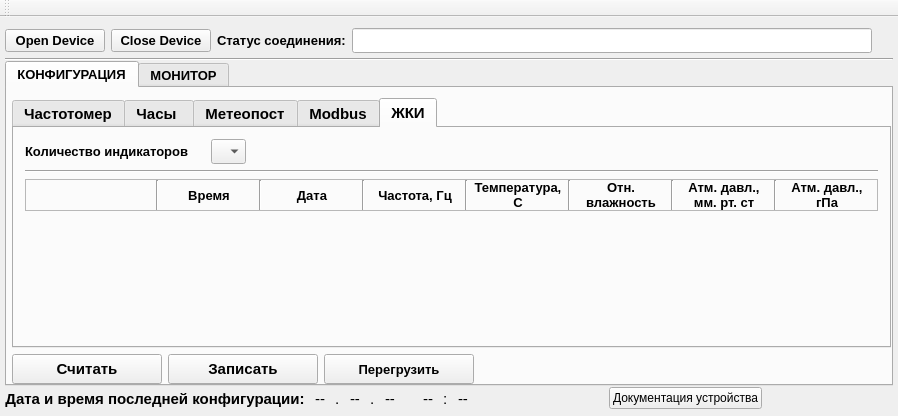
Before: the Qt Designer form informPConfigurator/mainwindow.ui in Goodjamp/informPConfigurator, drawn with Qt 5.
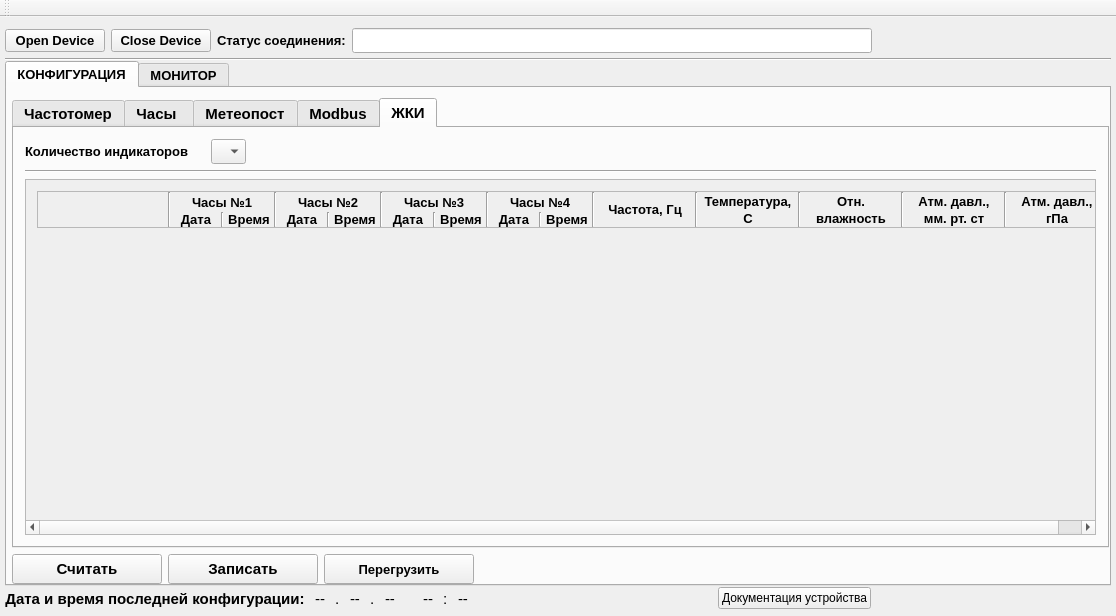
After: the same form once the commit is applied. The open tabs and pages were chosen to show the change.

Patch:
```diff
--- a/informPConfigurator/mainwindow.ui
+++ b/informPConfigurator/mainwindow.ui
@@ -6,8 +6,8 @@
    <rect>
     <x>0</x>
     <y>0</y>
-    <width>898</width>
-    <height>416</height>
+    <width>1116</width>
+    <height>616</height>
    </rect>
   </property>
   <property name="windowTitle">
@@ -1485,14 +1485,29 @@
              </widget>
             </item>
             <item>
-             <widget class="QFrame" name="frameHeadOfLCD">
+             <widget class="QScrollArea" name="scrollAreaLCD">
+              <property name="widgetResizable">
+               <bool>true</bool>
+              </property>
+              <widget class="QWidget" name="scrollAreaWidgetContents_3">
+               <property name="geometry">
+                <rect>
+                 <x>0</x>
+                 <y>0</y>
+                 <width>1149</width>
+                 <height>319</height>
+                </rect>
+               </property>
+               <layout class="QVBoxLayout" name="verticalLayout_21">
+                <item>
+                 <widget class="QFrame" name="frameHeadOfLCD_2">
               <property name="frameShape">
                <enum>QFrame::StyledPanel</enum>
               </property>
               <property name="frameShadow">
                <enum>QFrame::Raised</enum>
               </property>
-              <layout class="QHBoxLayout" name="horizontalLayout_17">
+                  <layout class="QHBoxLayout" name="horizontalLayout_21">
                <property name="spacing">
                 <number>0</number>
                </property>
@@ -1509,7 +1524,7 @@
                 <number>0</number>
                </property>
                <item>
-                <widget class="QLabel" name="label_3">
+                    <widget class="QLabel" name="label_34">
                  <property name="minimumSize">
                   <size>
                    <width>130</width>
@@ -1528,14 +1543,34 @@
                 </widget>
                </item>
                <item>
-                <widget class="Line" name="line_9">
+                    <widget class="Line" name="line_20">
                  <property name="orientation">
                   <enum>Qt::Vertical</enum>
                  </property>
                 </widget>
                </item>
                <item>
-                <widget class="QLabel" name="label_7">
+                    <layout class="QVBoxLayout" name="verticalLayout_10">
+                     <property name="spacing">
+                      <number>0</number>
+                     </property>
+                     <item>
+                      <layout class="QHBoxLayout" name="horizontalLayout_25">
+                       <item>
+                        <spacer name="horizontalSpacer_21">
+                         <property name="orientation">
+                          <enum>Qt::Horizontal</enum>
+                         </property>
+                         <property name="sizeHint" stdset="0">
+                          <size>
+                           <width>40</width>
+                           <height>20</height>
+                          </size>
+                         </property>
+                        </spacer>
+                       </item>
+                       <item>
+                        <widget class="QLabel" name="label_52">
                  <property name="minimumSize">
                   <size>
                    <width>100</width>
@@ -1556,7 +1591,7 @@
                   </font>
                  </property>
                  <property name="text">
-                  <string>Время</string>
+                          <string>Часы №1</string>
                  </property>
                  <property name="alignment">
                   <set>Qt::AlignCenter</set>
@@ -1564,23 +1599,36 @@
                 </widget>
                </item>
                <item>
-                <widget class="Line" name="line_10">
+                        <spacer name="horizontalSpacer_22">
                  <property name="orientation">
-                  <enum>Qt::Vertical</enum>
-                 </property>
-                </widget>
-               </item>
+                          <enum>Qt::Horizontal</enum>
+                         </property>
+                         <property name="sizeHint" stdset="0">
+                          <size>
+                           <width>40</width>
+                           <height>20</height>
+                          </size>
+                         </property>
+                        </spacer>
+                       </item>
+                      </layout>
+                     </item>
                <item>
-                <widget class="QLabel" name="label_9">
+                      <layout class="QHBoxLayout" name="horizontalLayout_26">
+                       <property name="spacing">
+                        <number>0</number>
+                       </property>
+                       <item>
+                        <widget class="QLabel" name="label_53">
                  <property name="minimumSize">
                   <size>
-                   <width>100</width>
+                           <width>50</width>
                    <height>0</height>
                   </size>
                  </property>
                  <property name="maximumSize">
                   <size>
-                   <width>100</width>
+                           <width>50</width>
                    <height>16777215</height>
                   </size>
                  </property>
@@ -1600,23 +1648,23 @@
                 </widget>
                </item>
                <item>
-                <widget class="Line" name="line_11">
+                        <widget class="Line" name="line_32">
                  <property name="orientation">
                   <enum>Qt::Vertical</enum>
                  </property>
                 </widget>
                </item>
                <item>
-                <widget class="QLabel" name="label_13">
+                        <widget class="QLabel" name="label_54">
                  <property name="minimumSize">
                   <size>
-                   <width>100</width>
+                           <width>50</width>
                    <height>0</height>
                   </size>
                  </property>
                  <property name="maximumSize">
                   <size>
-                   <width>100</width>
+                           <width>50</width>
                    <height>16777215</height>
                   </size>
                  </property>
@@ -1628,15 +1676,19 @@
                   </font>
                  </property>
                  <property name="text">
-                  <string>Частота, Гц</string>
+                          <string>Время</string>
                  </property>
                  <property name="alignment">
                   <set>Qt::AlignCenter</set>
                  </property>
                 </widget>
                </item>
+                      </layout>
+                     </item>
+                    </layout>
+                   </item>
                <item>
-                <widget class="Line" name="line_14">
+                    <widget class="Line" name="line_13">
                  <property name="orientation">
                   <enum>Qt::Vertical</enum>
                  </property>
@@ -1648,7 +1700,478 @@
                   <number>0</number>
                  </property>
                  <item>
-                  <widget class="QLabel" name="label_15">
+                      <layout class="QHBoxLayout" name="horizontalLayout_27">
+                       <item>
+                        <spacer name="horizontalSpacer_25">
+                         <property name="orientation">
+                          <enum>Qt::Horizontal</enum>
+                         </property>
+                         <property name="sizeHint" stdset="0">
+                          <size>
+                           <width>40</width>
+                           <height>20</height>
+                          </size>
+                         </property>
+                        </spacer>
+                       </item>
+                       <item>
+                        <widget class="QLabel" name="label_55">
+                         <property name="minimumSize">
+                          <size>
+                           <width>100</width>
+                           <height>0</height>
+                          </size>
+                         </property>
+                         <property name="maximumSize">
+                          <size>
+                           <width>100</width>
+                           <height>16777215</height>
+                          </size>
+                         </property>
+                         <property name="font">
+                          <font>
+                           <pointsize>10</pointsize>
+                           <weight>75</weight>
+                           <bold>true</bold>
+                          </font>
+                         </property>
+                         <property name="text">
+                          <string>Часы №2</string>
+                         </property>
+                         <property name="alignment">
+                          <set>Qt::AlignCenter</set>
+                         </property>
+                        </widget>
+                       </item>
+                       <item>
+                        <spacer name="horizontalSpacer_26">
+                         <property name="orientation">
+                          <enum>Qt::Horizontal</enum>
+                         </property>
+                         <property name="sizeHint" stdset="0">
+                          <size>
+                           <width>40</width>
+                           <height>20</height>
+                          </size>
+                         </property>
+                        </spacer>
+                       </item>
+                      </layout>
+                     </item>
+                     <item>
+                      <layout class="QHBoxLayout" name="horizontalLayout_28">
+                       <property name="spacing">
+                        <number>0</number>
+                       </property>
+                       <item>
+                        <widget class="QLabel" name="label_56">
+                         <property name="minimumSize">
+                          <size>
+                           <width>50</width>
+                           <height>0</height>
+                          </size>
+                         </property>
+                         <property name="maximumSize">
+                          <size>
+                           <width>50</width>
+                           <height>16777215</height>
+                          </size>
+                         </property>
+                         <property name="font">
+                          <font>
+                           <pointsize>10</pointsize>
+                           <weight>75</weight>
+                           <bold>true</bold>
+                          </font>
+                         </property>
+                         <property name="text">
+                          <string>Дата</string>
+                         </property>
+                         <property name="alignment">
+                          <set>Qt::AlignCenter</set>
+                         </property>
+                        </widget>
+                       </item>
+                       <item>
+                        <widget class="Line" name="line_33">
+                         <property name="orientation">
+                          <enum>Qt::Vertical</enum>
+                         </property>
+                        </widget>
+                       </item>
+                       <item>
+                        <widget class="QLabel" name="label_57">
+                         <property name="minimumSize">
+                          <size>
+                           <width>50</width>
+                           <height>0</height>
+                          </size>
+                         </property>
+                         <property name="maximumSize">
+                          <size>
+                           <width>50</width>
+                           <height>16777215</height>
+                          </size>
+                         </property>
+                         <property name="font">
+                          <font>
+                           <pointsize>10</pointsize>
+                           <weight>75</weight>
+                           <bold>true</bold>
+                          </font>
+                         </property>
+                         <property name="text">
+                          <string>Время</string>
+                         </property>
+                         <property name="alignment">
+                          <set>Qt::AlignCenter</set>
+                         </property>
+                        </widget>
+                       </item>
+                      </layout>
+                     </item>
+                    </layout>
+                   </item>
+                   <item>
+                    <widget class="Line" name="line_14">
+                     <property name="orientation">
+                      <enum>Qt::Vertical</enum>
+                     </property>
+                    </widget>
+                   </item>
+                   <item>
+                    <layout class="QVBoxLayout" name="verticalLayout_8">
+                     <property name="spacing">
+                      <number>0</number>
+                     </property>
+                     <item>
+                      <layout class="QHBoxLayout" name="horizontalLayout_22">
+                       <item>
+                        <spacer name="horizontalSpacer_9">
+                         <property name="orientation">
+                          <enum>Qt::Horizontal</enum>
+                         </property>
+                         <property name="sizeHint" stdset="0">
+                          <size>
+                           <width>40</width>
+                           <height>20</height>
+                          </size>
+                         </property>
+                        </spacer>
+                       </item>
+                       <item>
+                        <widget class="QLabel" name="label_49">
+                         <property name="minimumSize">
+                          <size>
+                           <width>100</width>
+                           <height>0</height>
+                          </size>
+                         </property>
+                         <property name="maximumSize">
+                          <size>
+                           <width>100</width>
+                           <height>16777215</height>
+                          </size>
+                         </property>
+                         <property name="font">
+                          <font>
+                           <pointsize>10</pointsize>
+                           <weight>75</weight>
+                           <bold>true</bold>
+                          </font>
+                         </property>
+                         <property name="text">
+                          <string>Часы №3</string>
+                         </property>
+                         <property name="alignment">
+                          <set>Qt::AlignCenter</set>
+                         </property>
+                        </widget>
+                       </item>
+                       <item>
+                        <spacer name="horizontalSpacer_18">
+                         <property name="orientation">
+                          <enum>Qt::Horizontal</enum>
+                         </property>
+                         <property name="sizeHint" stdset="0">
+                          <size>
+                           <width>40</width>
+                           <height>20</height>
+                          </size>
+                         </property>
+                        </spacer>
+                       </item>
+                      </layout>
+                     </item>
+                     <item>
+                      <layout class="QHBoxLayout" name="horizontalLayout_17">
+                       <property name="spacing">
+                        <number>0</number>
+                       </property>
+                       <item>
+                        <widget class="QLabel" name="label_47">
+                         <property name="minimumSize">
+                          <size>
+                           <width>50</width>
+                           <height>0</height>
+                          </size>
+                         </property>
+                         <property name="maximumSize">
+                          <size>
+                           <width>50</width>
+                           <height>16777215</height>
+                          </size>
+                         </property>
+                         <property name="font">
+                          <font>
+                           <pointsize>10</pointsize>
+                           <weight>75</weight>
+                           <bold>true</bold>
+                          </font>
+                         </property>
+                         <property name="text">
+                          <string>Дата</string>
+                         </property>
+                         <property name="alignment">
+                          <set>Qt::AlignCenter</set>
+                         </property>
+                        </widget>
+                       </item>
+                       <item>
+                        <widget class="Line" name="line_30">
+                         <property name="orientation">
+                          <enum>Qt::Vertical</enum>
+                         </property>
+                        </widget>
+                       </item>
+                       <item>
+                        <widget class="QLabel" name="label_46">
+                         <property name="minimumSize">
+                          <size>
+                           <width>50</width>
+                           <height>0</height>
+                          </size>
+                         </property>
+                         <property name="maximumSize">
+                          <size>
+                           <width>50</width>
+                           <height>16777215</height>
+                          </size>
+                         </property>
+                         <property name="font">
+                          <font>
+                           <pointsize>10</pointsize>
+                           <weight>75</weight>
+                           <bold>true</bold>
+                          </font>
+                         </property>
+                         <property name="text">
+                          <string>Время</string>
+                         </property>
+                         <property name="alignment">
+                          <set>Qt::AlignCenter</set>
+                         </property>
+                        </widget>
+                       </item>
+                      </layout>
+                     </item>
+                    </layout>
+                   </item>
+                   <item>
+                    <widget class="Line" name="line_34">
+                     <property name="orientation">
+                      <enum>Qt::Vertical</enum>
+                     </property>
+                    </widget>
+                   </item>
+                   <item>
+                    <layout class="QVBoxLayout" name="verticalLayout_9">
+                     <property name="spacing">
+                      <number>0</number>
+                     </property>
+                     <item>
+                      <layout class="QHBoxLayout" name="horizontalLayout_23">
+                       <item>
+                        <spacer name="horizontalSpacer_19">
+                         <property name="orientation">
+                          <enum>Qt::Horizontal</enum>
+                         </property>
+                         <property name="sizeHint" stdset="0">
+                          <size>
+                           <width>40</width>
+                           <height>20</height>
+                          </size>
+                         </property>
+                        </spacer>
+                       </item>
+                       <item>
+                        <widget class="QLabel" name="label_50">
+                         <property name="minimumSize">
+                          <size>
+                           <width>100</width>
+                           <height>0</height>
+                          </size>
+                         </property>
+                         <property name="maximumSize">
+                          <size>
+                           <width>100</width>
+                           <height>16777215</height>
+                          </size>
+                         </property>
+                         <property name="font">
+                          <font>
+                           <pointsize>10</pointsize>
+                           <weight>75</weight>
+                           <bold>true</bold>
+                          </font>
+                         </property>
+                         <property name="text">
+                          <string>Часы №4</string>
+                         </property>
+                         <property name="alignment">
+                          <set>Qt::AlignCenter</set>
+                         </property>
+                        </widget>
+                       </item>
+                       <item>
+                        <spacer name="horizontalSpacer_20">
+                         <property name="orientation">
+                          <enum>Qt::Horizontal</enum>
+                         </property>
+                         <property name="sizeHint" stdset="0">
+                          <size>
+                           <width>40</width>
+                           <height>20</height>
+                          </size>
+                         </property>
+                        </spacer>
+                       </item>
+                      </layout>
+                     </item>
+                     <item>
+                      <layout class="QHBoxLayout" name="horizontalLayout_24">
+                       <property name="spacing">
+                        <number>0</number>
+                       </property>
+                       <item>
+                        <widget class="QLabel" name="label_48">
+                         <property name="minimumSize">
+                          <size>
+                           <width>50</width>
+                           <height>0</height>
+                          </size>
+                         </property>
+                         <property name="maximumSize">
+                          <size>
+                           <width>50</width>
+                           <height>16777215</height>
+                          </size>
+                         </property>
+                         <property name="font">
+                          <font>
+                           <pointsize>10</pointsize>
+                           <weight>75</weight>
+                           <bold>true</bold>
+                          </font>
+                         </property>
+                         <property name="text">
+                          <string>Дата</string>
+                         </property>
+                         <property name="alignment">
+                          <set>Qt::AlignCenter</set>
+                         </property>
+                        </widget>
+                       </item>
+                       <item>
+                        <widget class="Line" name="line_31">
+                         <property name="orientation">
+                          <enum>Qt::Vertical</enum>
+                         </property>
+                        </widget>
+                       </item>
+                       <item>
+                        <widget class="QLabel" name="label_51">
+                         <property name="minimumSize">
+                          <size>
+                           <width>50</width>
+                           <height>0</height>
+                          </size>
+                         </property>
+                         <property name="maximumSize">
+                          <size>
+                           <width>50</width>
+                           <height>16777215</height>
+                          </size>
+                         </property>
+                         <property name="font">
+                          <font>
+                           <pointsize>10</pointsize>
+                           <weight>75</weight>
+                           <bold>true</bold>
+                          </font>
+                         </property>
+                         <property name="text">
+                          <string>Время</string>
+                         </property>
+                         <property name="alignment">
+                          <set>Qt::AlignCenter</set>
+                         </property>
+                        </widget>
+                       </item>
+                      </layout>
+                     </item>
+                    </layout>
+                   </item>
+                   <item>
+                    <widget class="Line" name="line_21">
+                     <property name="orientation">
+                      <enum>Qt::Vertical</enum>
+                     </property>
+                    </widget>
+                   </item>
+                   <item>
+                    <widget class="QLabel" name="label_37">
+                     <property name="minimumSize">
+                      <size>
+                       <width>100</width>
+                       <height>0</height>
+                      </size>
+                     </property>
+                     <property name="maximumSize">
+                      <size>
+                       <width>100</width>
+                       <height>16777215</height>
+                      </size>
+                     </property>
+                     <property name="font">
+                      <font>
+                       <pointsize>10</pointsize>
+                       <weight>75</weight>
+                       <bold>true</bold>
+                      </font>
+                     </property>
+                     <property name="text">
+                      <string>Частота, Гц</string>
+                     </property>
+                     <property name="alignment">
+                      <set>Qt::AlignCenter</set>
+                     </property>
+                    </widget>
+                   </item>
+                   <item>
+                    <widget class="Line" name="line_26">
+                     <property name="orientation">
+                      <enum>Qt::Vertical</enum>
+                     </property>
+                    </widget>
+                   </item>
+                   <item>
+                    <layout class="QVBoxLayout" name="verticalLayout_16">
+                     <property name="spacing">
+                      <number>0</number>
+                     </property>
+                     <item>
+                      <widget class="QLabel" name="label_38">
                    <property name="minimumSize">
                     <size>
                      <width>100</width>
@@ -1677,7 +2200,7 @@
                   </widget>
                  </item>
                  <item>
-                  <widget class="QLabel" name="label_16">
+                      <widget class="QLabel" name="label_39">
                    <property name="minimumSize">
                     <size>
                      <width>100</width>
@@ -1708,19 +2231,19 @@
                 </layout>
                </item>
                <item>
-                <widget class="Line" name="line_15">
+                    <widget class="Line" name="line_27">
                  <property name="orientation">
                   <enum>Qt::Vertical</enum>
                  </property>
                 </widget>
                </item>
                <item>
-                <layout class="QVBoxLayout" name="verticalLayout_9">
+                    <layout class="QVBoxLayout" name="verticalLayout_17">
                  <property name="spacing">
                   <number>0</number>
                  </property>
                  <item>
-                  <widget class="QLabel" name="label_4">
+                      <widget class="QLabel" name="label_40">
                    <property name="minimumSize">
                     <size>
                      <width>100</width>
@@ -1749,7 +2272,7 @@
                   </widget>
                  </item>
                  <item>
-                  <widget class="QLabel" name="label_6">
+                      <widget class="QLabel" name="label_41">
                    <property name="minimumSize">
                     <size>
                      <width>100</width>
@@ -1780,19 +2303,19 @@
                 </layout>
                </item>
                <item>
-                <widget class="Line" name="line_17">
+                    <widget class="Line" name="line_28">
                  <property name="orientation">
                   <enum>Qt::Vertical</enum>
                  </property>
                 </widget>
                </item>
                <item>
-                <layout class="QVBoxLayout" name="verticalLayout_8">
+                    <layout class="QVBoxLayout" name="verticalLayout_18">
                  <property name="spacing">
                   <number>0</number>
                  </property>
                  <item>
-                  <widget class="QLabel" name="label">
+                      <widget class="QLabel" name="label_42">
                    <property name="minimumSize">
                     <size>
                      <width>100</width>
@@ -1821,7 +2344,7 @@
                   </widget>
                  </item>
                  <item>
-                  <widget class="QLabel" name="label_2">
+                      <widget class="QLabel" name="label_43">
                    <property name="minimumSize">
                     <size>
                      <width>100</width>
@@ -1852,19 +2375,19 @@
                 </layout>
                </item>
                <item>
-                <widget class="Line" name="line_18">
+                    <widget class="Line" name="line_29">
                  <property name="orientation">
                   <enum>Qt::Vertical</enum>
                  </property>
                 </widget>
                </item>
                <item>
-                <layout class="QVBoxLayout" name="verticalLayout_10">
+                    <layout class="QVBoxLayout" name="verticalLayout_20">
                  <property name="spacing">
                   <number>0</number>
                  </property>
                  <item>
-                  <widget class="QLabel" name="label_12">
+                      <widget class="QLabel" name="label_44">
                    <property name="minimumSize">
                     <size>
                      <width>100</width>
@@ -1893,7 +2416,7 @@
                   </widget>
                  </item>
                  <item>
-                  <widget class="QLabel" name="label_14">
+                      <widget class="QLabel" name="label_45">
                    <property name="minimumSize">
                     <size>
                      <width>100</width>
@@ -1924,7 +2447,7 @@
                 </layout>
                </item>
                <item>
-                <spacer name="horizontalSpacer_2">
+                    <spacer name="horizontalSpacer_7">
                  <property name="orientation">
                   <enum>Qt::Horizontal</enum>
                  </property>
@@ -1940,17 +2463,21 @@
              </widget>
             </item>
             <item>
-             <spacer name="verticalSpacer_4">
+                 <spacer name="verticalSpacer_5">
               <property name="orientation">
                <enum>Qt::Vertical</enum>
               </property>
               <property name="sizeHint" stdset="0">
                <size>
-                <width>0</width>
-                <height>0</height>
+                    <width>20</width>
+                    <height>40</height>
                </size>
               </property>
              </spacer>
+                </item>
+               </layout>
+              </widget>
+             </widget>
             </item>
            </layout>
           </widget>
```
Left out of the diff: 18 changed lines with no effect on the pictures. Lines whose indentation alone changed are shown as unchanged.
